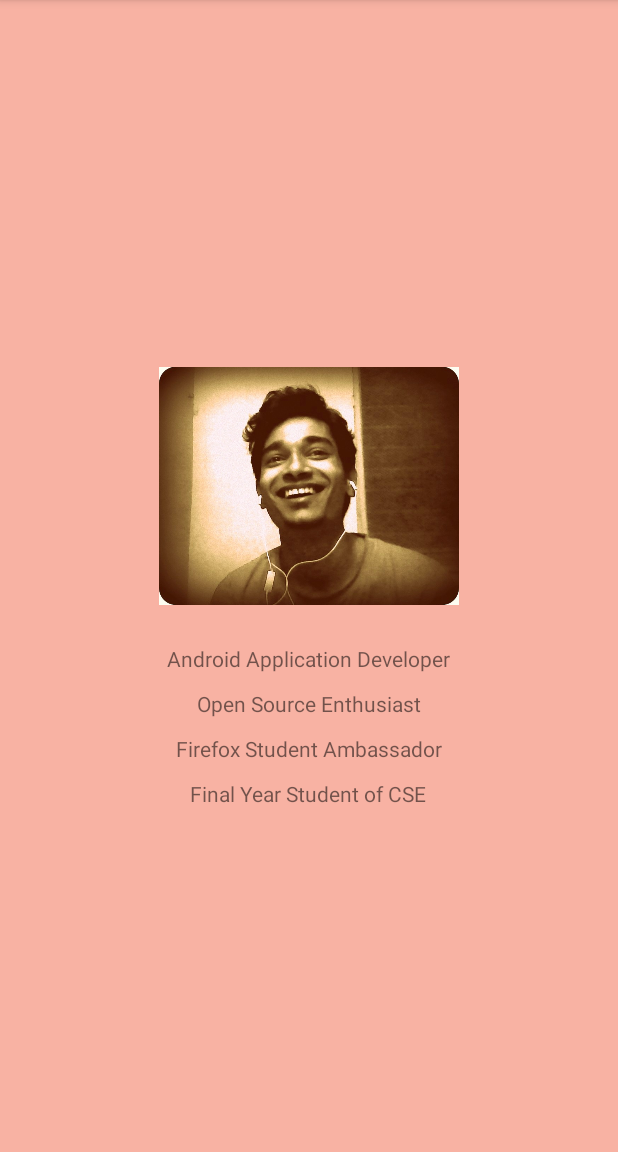
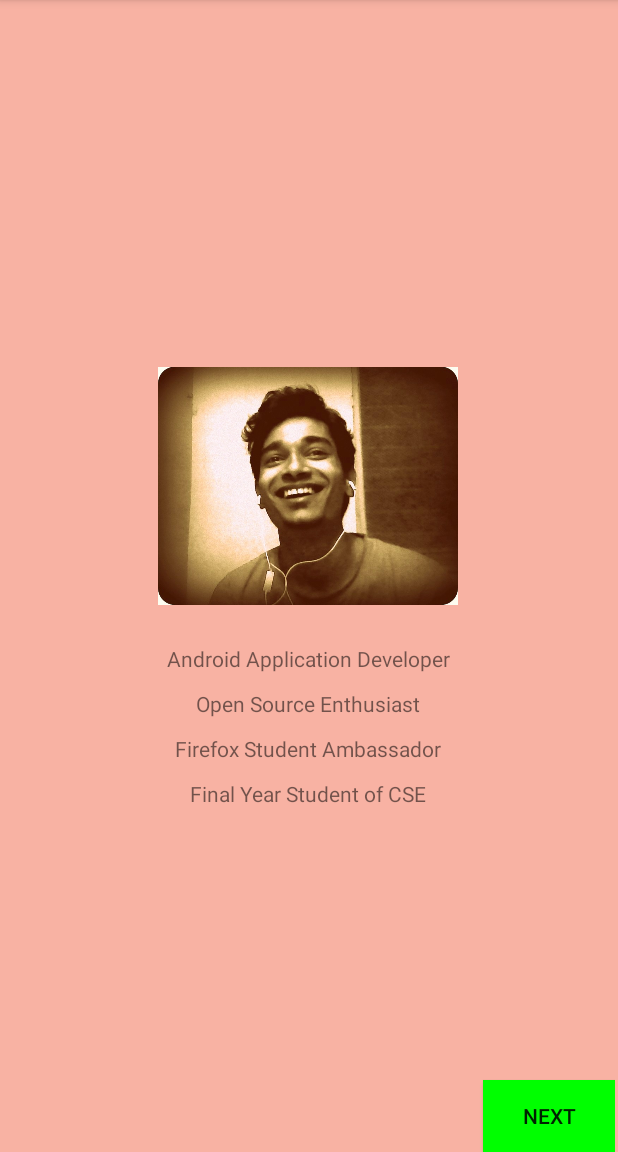
Before and after one commit to technoAri/AriItsMe, an Android app: the AboutMeActivity screen opened directly, with no data from a screen before it, on a phone screen of 412 x 824 dp, the part 84-1236 px from its top. Run offline under Robolectric (Android 15) with nearby library versions, the phone set to English and light mode, and no system bars.

Commit message:
VP added, few UI changed

```diff
--- a/app/src/main/java/com/example/hppc/ariitsme/Activities/AboutMeActivity.java
+++ b/app/src/main/java/com/example/hppc/ariitsme/Activities/AboutMeActivity.java
@@ -1,15 +1,28 @@
 package com.example.hppc.ariitsme.Activities;
 
+import android.content.Intent;
 import android.support.v7.app.AppCompatActivity;
 import android.os.Bundle;
+import android.view.View;
+import android.widget.Button;
 
 import com.example.hppc.ariitsme.R;
 
 public class AboutMeActivity extends AppCompatActivity {
 
+    Button abutMeNextBtn;
     @Override
     protected void onCreate(Bundle savedInstanceState) {
         super.onCreate(savedInstanceState);
         setContentView(R.layout.activity_about_me);
+
+        abutMeNextBtn = (Button) findViewById(R.id.AboutMeNxtBtn);
+        abutMeNextBtn.setOnClickListener(new View.OnClickListener() {
+            @Override
+            public void onClick(View v) {
+                Intent intent = new Intent(AboutMeActivity.this, ExperienceActivity.class);
+                startActivity(intent);
+            }
+        });
     }
 }
--- a/app/src/main/res/layout/activity_about_me.xml
+++ b/app/src/main/res/layout/activity_about_me.xml
@@ -3,9 +3,9 @@
     xmlns:tools="http://schemas.android.com/tools"
     android:layout_width="match_parent"
     android:layout_height="match_parent"
-    android:paddingBottom="@dimen/activity_vertical_margin"
+    android:paddingBottom="0dp"
     android:paddingLeft="@dimen/activity_horizontal_margin"
-    android:paddingRight="@dimen/activity_horizontal_margin"
+    android:paddingRight="2dp"
     android:paddingTop="@dimen/activity_vertical_margin"
     tools:context="com.example.hppc.ariitsme.Activities.AboutMeActivity"
     android:background="#f8b2a3">
@@ -41,7 +41,16 @@
             android:layout_width="wrap_content"
             android:layout_height="wrap_content"
             android:text="Final Year Student of CSE"
-            android:layout_margin="5dp"/>
+            android:layout_margin="5dp" />
     </LinearLayout>
 
+    <Button
+        android:id="@+id/AboutMeNxtBtn"
+        android:layout_width="wrap_content"
+        android:layout_height="wrap_content"
+        android:layout_alignParentBottom="true"
+        android:layout_alignParentEnd="true"
+        android:text="NEXT"
+        android:background="#00FF00"/>
+
 </RelativeLayout>
--- a/app/src/main/res/layout/activity_home_screen.xml
+++ b/app/src/main/res/layout/activity_home_screen.xml
@@ -7,6 +7,11 @@
         android:id="@+id/content_frame"
         android:layout_width="match_parent"
         android:layout_height="match_parent" />
+
+    <ImageView
+        android:layout_width="wrap_content"
+        android:layout_height="wrap_content"
+        android:src="@drawable/imageme"/>
 
     <ListView
         android:id="@+id/left_drawer"
```
Also changed, not shown: 1 other file.
